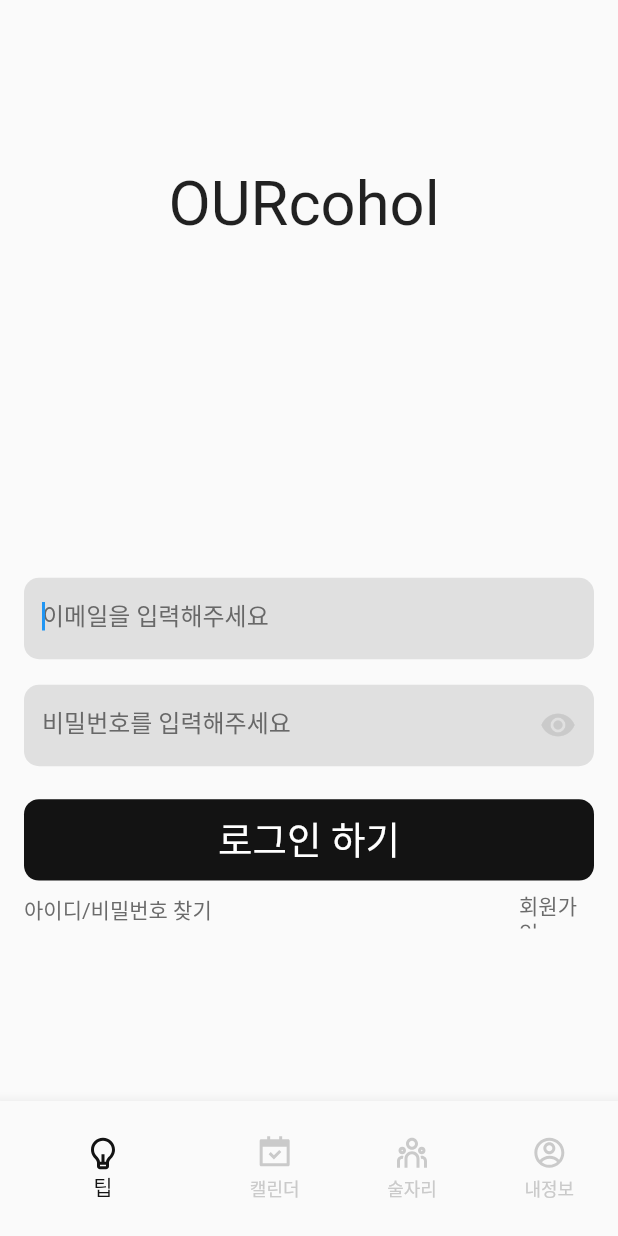
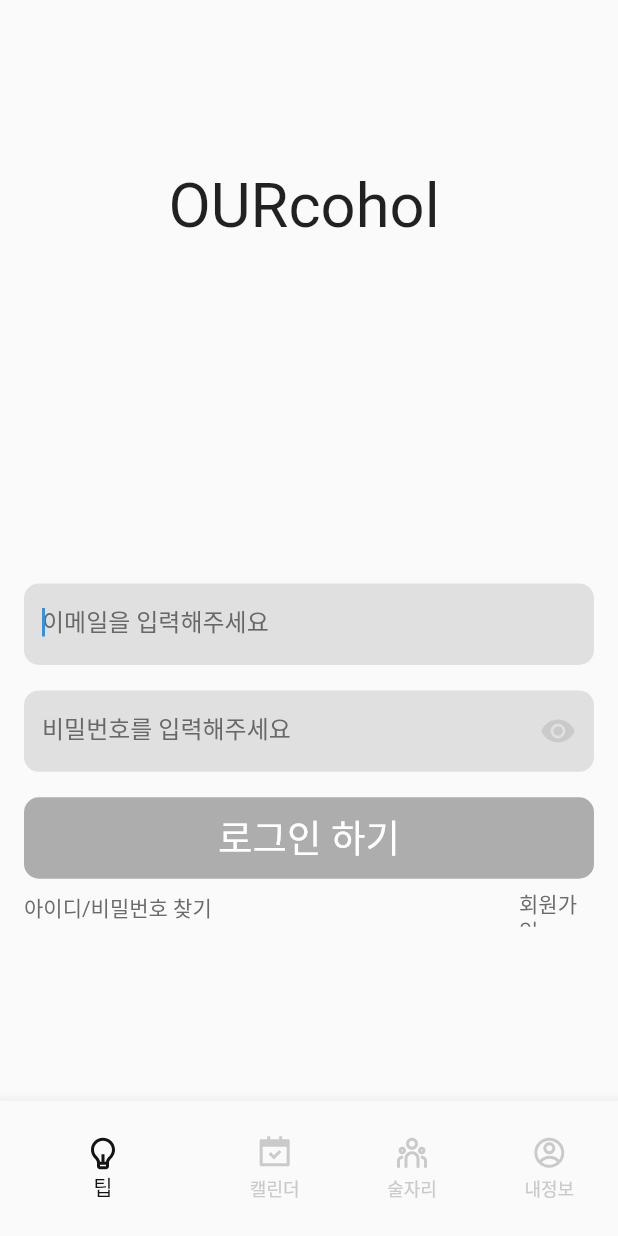
Before and after one commit to pdh0927/Ourcohol, a Flutter app: the screen it shows after launch, on a phone screen of 412 x 824 dp. Run offline on Flutter 3.47's test engine with Material 2 defaults, Android fonts, the phone set to English and light mode, and no system bars; our stand-ins replace email_validator, flutter_remix, sizer; Roboto replaces fonts that are missing (GowunBatang).

Commit message:
add condition for login button

```diff
--- a/client/ourcohol/lib/user/login.dart
+++ b/client/ourcohol/lib/user/login.dart
@@ -17,9 +17,9 @@ class Login extends StatefulWidget {
 
 class _LoginState extends State<Login> {
   bool visible = true;
-  var inputEmail;
+  var inputEmail = '';
   var flagValidateEmail = false;
-  var inputPassword;
+  var inputPassword = '';
 
   validateEmail() {
     setState(() {
@@ -38,19 +38,6 @@ class _LoginState extends State<Login> {
       if (response.statusCode == 200) {
         var data =
             await Map.castFrom(json.decode(utf8.decode(response.bodyBytes)));
-
-        context.read<UserProvider>().setUserInformation(
-            data['user']['id'],
-            data['user']['email'],
-            data['user']['nickname'],
-            data['token']['access'],
-            data['token']['refresh']);
-        print(context.read<UserProvider>().userId);
-        print(context.read<UserProvider>().email);
-        print(context.read<UserProvider>().nickname);
-        print(context.read<UserProvider>().tokenAccess);
-        print(context.read<UserProvider>().tokenRefresh);
-        print(data);
 
         print('Login Successfully');
         return;
@@ -101,15 +88,20 @@ class _LoginState extends State<Login> {
                     ),
                     autofocus: true,
                     onChanged: (text) {
+                      setState(() {
                         inputEmail = text;
-                      validateEmail();
+                      });
+
+                      print(inputEmail);
                     },
                   ),
                 ),
                 Container(
                   width: 100.w - 32,
                   height: (100.w - 32) / 7,
-                  margin: EdgeInsets.only(bottom: 17),
+                  margin: EdgeInsets.only(
+                      bottom:
+                          (inputEmail != '' && inputPassword != '') ? 12 : 17),
                   child: TextField(
                     obscureText: visible,
                     decoration: InputDecoration(
@@ -139,11 +131,14 @@ class _LoginState extends State<Login> {
                       ),
                     ),
                     onChanged: (text) {
+                      setState(() {
                         inputPassword = text;
+                      });
                     },
                   ),
                 ),
-                MaterialButton(
+                (inputEmail != '' && inputPassword != '')
+                    ? MaterialButton(
                         height: (100.w - 32) / 7 + 10,
                         padding: EdgeInsets.all(5),
                         onPressed: () {
@@ -156,10 +151,21 @@ class _LoginState extends State<Login> {
                             decoration: BoxDecoration(
                                 color: const Color(0xff131313),
                                 borderRadius: BorderRadius.circular(10)),
-                        child: Text("로그인 하기", style: textStyle10))),
+                            child: Text("로그인 하기", style: textStyle10)))
+                    : Container(
+                        width: 100.w - 32,
+                        height: (100.w - 32) / 7,
+                        alignment: Alignment.center,
+                        decoration: BoxDecoration(
+                            color: const Color(0xffADADAD),
+                            borderRadius: BorderRadius.circular(10)),
+                        child: Text("로그인 하기", style: textStyle10)),
                 Container(
                   height: 30,
-                  margin: EdgeInsets.only(top: 0, left: 13, right: 13),
+                  margin: EdgeInsets.only(
+                      top: (inputEmail != '' && inputPassword != '') ? 0 : 5,
+                      left: 13,
+                      right: 13),
                   child: Row(
                     mainAxisAlignment: MainAxisAlignment.spaceBetween,
                     children: [
```
Lines whose indentation alone changed are shown as unchanged.
